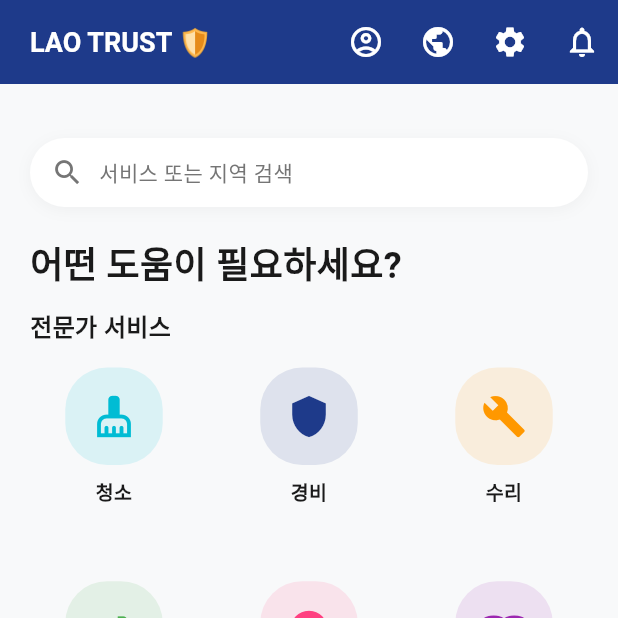
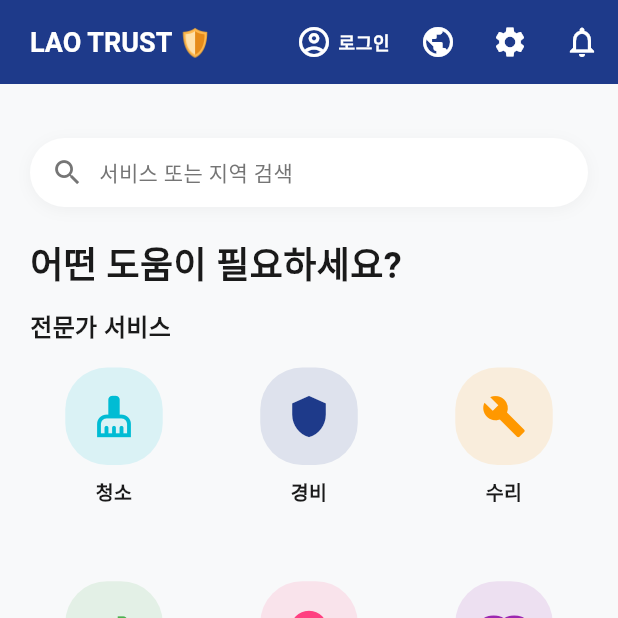
Before and after one commit to voovo0019-sudo/LaoTrust_Project, a Flutter app: the screen it shows after launch, on a phone screen of 412 x 824 dp, the top half of it. Run offline on Flutter 3.47's test engine with Material 3 defaults, Android fonts, the phone set to English and light mode, and no system bars; our stand-ins replace cloud_firestore, connectivity_plus, firebase_auth, firebase_core, firebase_messaging, geolocator and 1 more; accounts and stored records are empty.

Commit message:
Enhance HomeScreen login button by integrating icon and text for improved user experience. Update layout to ensure better visibility and consistency with localization for the login tooltip.

```diff
--- a/lib/features/screens/home_screen.dart
+++ b/lib/features/screens/home_screen.dart
@@ -1471,8 +1471,26 @@ class _HomeAccountStatusAction extends StatelessWidget {
   Widget build(BuildContext context) {
     return IconButton(
       onPressed: onLoginTap,
-      icon: const Icon(Icons.account_circle_outlined, color: Colors.white),
       tooltip: context.l10n('home_phone_login_short'),
+      icon: Row(
+        mainAxisSize: MainAxisSize.min,
+        children: [
+          const Icon(Icons.account_circle_outlined, color: Colors.white),
+          const SizedBox(width: 4),
+          Text(
+            context.l10n('home_phone_login_short'),
+            style: Theme.of(context).textTheme.labelMedium?.copyWith(
+                  color: Colors.white,
+                  fontWeight: FontWeight.w600,
+                ) ??
+                const TextStyle(
+                  color: Colors.white,
+                  fontWeight: FontWeight.w600,
+                  fontSize: 12,
+                ),
+          ),
+        ],
+      ),
     );
   }
 }
```
